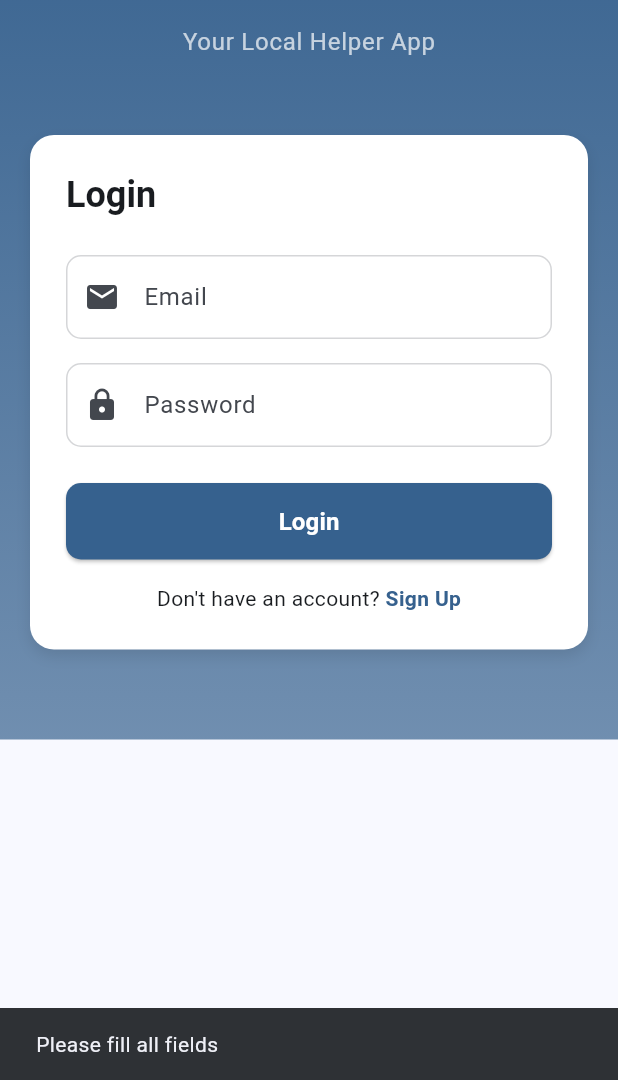
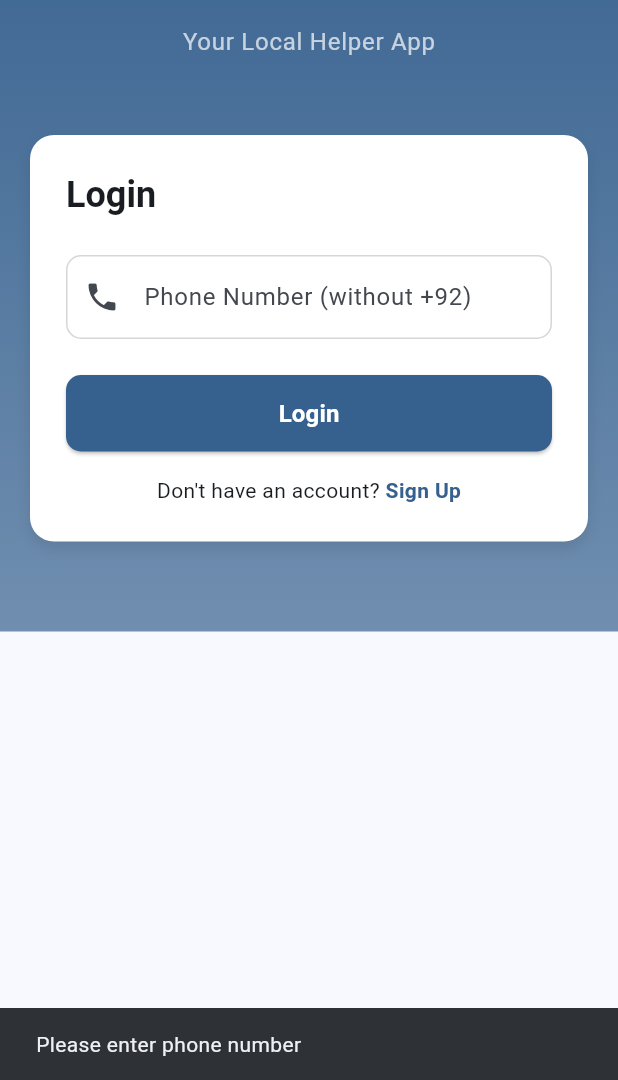
Before and after one commit to AlinaAsifKhan/madagar, a Flutter app: the screen it shows after launch, after a tap on "Login", on a phone screen of 412 x 824 dp, the part 156-1236 px from its top. Run offline on Flutter 3.47's test engine with Material 3 defaults, Android fonts, the phone set to English and light mode, and no system bars; our stand-ins replace cloud_firestore, device_preview, firebase_auth, firebase_core; accounts and stored records are empty.

Commit message:
feat: Implement phone OTP authentication
- Replace email/password auth with Firebase phone number OTP
- Create OTP verification screen with 60s countdown and resend logic
- Update LoginScreen with phone number input (+92 format validation)
- Update UserModel to use phoneNumber instead of email
- Update UserService.saveUserProfile() for phone-based authentication
- Add proper phone validation for Pakistani mobile numbers (03xx format)
- OTP sent via Firebase SMS, verified on OTP screen
- User role selection during signup
- Successfully compiles to web

```diff
--- a/lib/models/user_model.dart
+++ b/lib/models/user_model.dart
@@ -1,6 +1,6 @@
 class UserModel {
   final String uid;
-  final String email;
+  final String phoneNumber;
   final String name;
   final String role; // 'customer' or 'helper'
   final String? profileImageUrl;
@@ -8,7 +8,7 @@ class UserModel {
 
   UserModel({
     required this.uid,
-    required this.email,
+    required this.phoneNumber,
     required this.name,
     required this.role,
     this.profileImageUrl,
@@ -19,7 +19,7 @@ class UserModel {
   Map<String, dynamic> toJson() {
     return {
       'uid': uid,
-      'email': email,
+      'phoneNumber': phoneNumber,
       'name': name,
       'role': role,
       'profileImageUrl': profileImageUrl,
@@ -31,7 +31,7 @@ class UserModel {
   factory UserModel.fromJson(Map<String, dynamic> json) {
     return UserModel(
       uid: json['uid'] as String,
-      email: json['email'] as String,
+      phoneNumber: json['phoneNumber'] as String,
       name: json['name'] as String,
       role: json['role'] as String,
       profileImageUrl: json['profileImageUrl'] as String?,
--- a/lib/screens/login_screen.dart
+++ b/lib/screens/login_screen.dart
@@ -1,6 +1,7 @@
 import 'package:flutter/material.dart';
 import 'package:firebase_auth/firebase_auth.dart';
 import '../services/user_service.dart';
+import 'otp_verification_screen.dart';
 
 class LoginScreen extends StatefulWidget {
   const LoginScreen({super.key});
@@ -13,16 +14,43 @@ class _LoginScreenState extends State<LoginScreen> {
   bool _isSignUp = false;
   String _userRole = 'customer';
 
-  final _emailController = TextEditingController();
-  final _passwordController = TextEditingController();
+  final _phoneController = TextEditingController();
   final _nameController = TextEditingController();
 
   bool _isLoading = false;
 
-  Future<void> _authenticate() async {
-    if (_emailController.text.isEmpty || _passwordController.text.isEmpty) {
+  Future<void> _sendOtp() async {
+    String phone = _phoneController.text.trim();
+
+    if (phone.isEmpty) {
       ScaffoldMessenger.of(context).showSnackBar(
-        const SnackBar(content: Text('Please fill all fields')),
+        const SnackBar(content: Text('Please enter phone number')),
+      );
+      return;
+    }
+
+    // Add +92 if not present
+    if (!phone.startsWith('+')) {
+      if (phone.startsWith('0')) {
+        phone = '+92' + phone.substring(1);
+      } else if (phone.startsWith('3')) {
+        phone = '+92' + phone;
+      } else {
+        phone = '+92' + phone;
+      }
+    }
+
+    // Validate Pakistani phone
+    if (!RegExp(r'^\+923\d{9}$').hasMatch(phone)) {
+      ScaffoldMessenger.of(context).showSnackBar(
+        const SnackBar(content: Text('Please enter valid Pakistani phone number')),
+      );
+      return;
+    }
+
+    if (_isSignUp && _nameController.text.isEmpty) {
+      ScaffoldMessenger.of(context).showSnackBar(
+        const SnackBar(content: Text('Please enter your name')),
       );
       return;
     }
@@ -30,53 +58,58 @@ class _LoginScreenState extends State<LoginScreen> {
     setState(() => _isLoading = true);
 
     try {
-      if (_isSignUp) {
-        if (_nameController.text.isEmpty) {
-          throw Exception('Name is required');
-        }
-
-        final userCredential = await FirebaseAuth.instance.createUserWithEmailAndPassword(
-          email: _emailController.text,
-          password: _passwordController.text,
-        );
-
-        // Update user profile with name
-        await userCredential.user?.updateDisplayName(_nameController.text);
-
-        // Save user role and profile to Firestore
+      await FirebaseAuth.instance.verifyPhoneNumber(
+        phoneNumber: phone,
+        verificationCompleted: (PhoneAuthCredential credential) async {
+          // Auto verify on some devices
+          await FirebaseAuth.instance.signInWithCredential(credential);
+          if (mounted && _isSignUp && _nameController.text.isNotEmpty) {
             await UserService.saveUserProfile(
-          uid: userCredential.user!.uid,
-          email: _emailController.text,
+              uid: FirebaseAuth.instance.currentUser!.uid,
+              phoneNumber: phone,
               name: _nameController.text,
               role: _userRole,
             );
-
-      } else {
-        await FirebaseAuth.instance.signInWithEmailAndPassword(
-          email: _emailController.text,
-          password: _passwordController.text,
-        );
           }
-
+        },
+        verificationFailed: (FirebaseAuthException e) {
           if (mounted) {
             ScaffoldMessenger.of(context).showSnackBar(
-          SnackBar(content: Text(_isSignUp ? 'SignUp Successful!' : 'Login Successful!')),
+              SnackBar(content: Text('Error: ${e.message}')),
             );
+            setState(() => _isLoading = false);
           }
+        },
+        codeSent: (String verificationId, int? resendToken) {
+          if (mounted) {
+            ScaffoldMessenger.of(context).showSnackBar(
+              const SnackBar(content: Text('OTP sent successfully')),
+            );
+
+            Navigator.of(context).push(
+              MaterialPageRoute(
+                builder: (context) => OtpVerificationScreen(
+                  verificationId: verificationId,
+                  phoneNumber: phone,
+                  isSignUp: _isSignUp,
+                  userName: _isSignUp ? _nameController.text : null,
+                  userRole: _isSignUp ? _userRole : null,
+                ),
+              ),
+            );
+            setState(() => _isLoading = false);
+          }
+        },
+        codeAutoRetrievalTimeout: (String verificationId) {},
+        timeout: const Duration(seconds: 60),
+      );
     } on FirebaseAuthException catch (e) {
       if (mounted) {
         ScaffoldMessenger.of(context).showSnackBar(
           SnackBar(content: Text('Error: ${e.message}')),
         );
+        setState(() => _isLoading = false);
       }
-    } catch (e) {
-      if (mounted) {
-        ScaffoldMessenger.of(context).showSnackBar(
-          SnackBar(content: Text('Error: $e')),
-        );
-      }
-    } finally {
-      setState(() => _isLoading = false);
     }
   }
 
@@ -226,31 +259,14 @@ class _LoginScreenState extends State<LoginScreen> {
                           const SizedBox(height: 16),
                         ],
 
-                        // Email field
+                        // Phone field
                         TextField(
-                          controller: _emailController,
-                          keyboardType: TextInputType.emailAddress,
+                          controller: _phoneController,
+                          keyboardType: TextInputType.phone,
                           decoration: InputDecoration(
-                            hintText: 'Email',
-                            prefixIcon: const Icon(Icons.email),
-                            border: OutlineInputBorder(
-                              borderRadius: BorderRadius.circular(10),
-                            ),
-                            enabledBorder: OutlineInputBorder(
-                              borderRadius: BorderRadius.circular(10),
-                              borderSide: BorderSide(color: colorScheme.outline.withOpacity(0.3)),
-                            ),
-                          ),
-                        ),
-                        const SizedBox(height: 16),
-
-                        // Password field
-                        TextField(
-                          controller: _passwordController,
-                          obscureText: true,
-                          decoration: InputDecoration(
-                            hintText: 'Password',
-                            prefixIcon: const Icon(Icons.lock),
+                            hintText: '3001234567 or +923001234567',
+                            labelText: 'Phone Number (without +92)',
+                            prefixIcon: const Icon(Icons.phone),
                             border: OutlineInputBorder(
                               borderRadius: BorderRadius.circular(10),
                             ),
@@ -262,11 +278,11 @@ class _LoginScreenState extends State<LoginScreen> {
                         ),
                         const SizedBox(height: 24),
 
-                        // Auth Button
+                        // Send OTP Button
                         SizedBox(
                           width: double.infinity,
                           child: ElevatedButton(
-                            onPressed: _isLoading ? null : _authenticate,
+                            onPressed: _isLoading ? null : _sendOtp,
                             style: ElevatedButton.styleFrom(
                               backgroundColor: colorScheme.primary,
                               padding: const EdgeInsets.symmetric(vertical: 14),
@@ -329,8 +345,7 @@ class _LoginScreenState extends State<LoginScreen> {
 
   @override
   void dispose() {
-    _emailController.dispose();
-    _passwordController.dispose();
+    _phoneController.dispose();
     _nameController.dispose();
     super.dispose();
   }
--- a/lib/services/user_service.dart
+++ b/lib/services/user_service.dart
@@ -1,5 +1,4 @@
 import 'package:cloud_firestore/cloud_firestore.dart';
-import 'package:firebase_auth/firebase_auth.dart';
 import '../models/user_model.dart';
 
 class UserService {
@@ -9,14 +8,14 @@ class UserService {
   // Save user to Firestore after signup
   static Future<void> saveUserProfile({
     required String uid,
-    required String email,
+    required String phoneNumber,
     required String name,
     required String role,
   }) async {
     try {
       final newUser = UserModel(
         uid: uid,
-        email: email,
+        phoneNumber: phoneNumber,
         name: name,
         role: role,
         createdAt: DateTime.now(),
```
Also changed, not shown: lib/screens/otp_verification_screen.dart (added, +332 -0 lines). Lines whose indentation alone changed are shown as unchanged.
